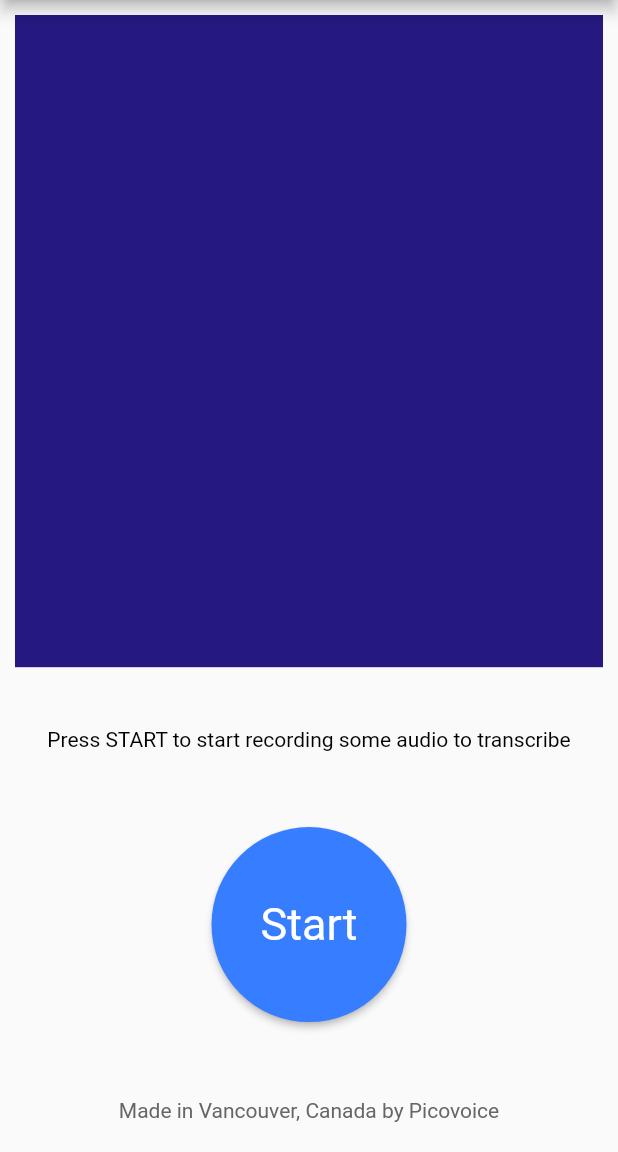
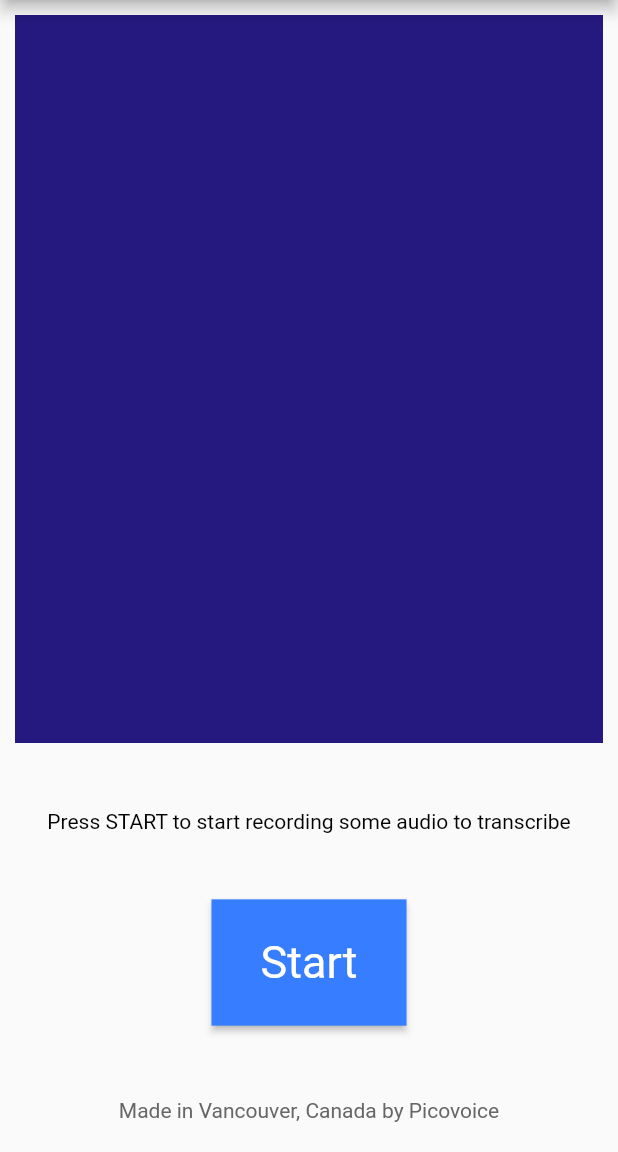
Before and after one commit to Picovoice/leopard, a Flutter app: the screen it shows after launch, on a phone screen of 412 x 824 dp, the part 84-1236 px from its top. Run offline on Flutter 3.47's test engine with Material 2 defaults, Android fonts, the phone set to English and light mode, and no system bars; missing offline and left inert: flutter_voice_processor.

Commit message:
Flutter demo UI tweaks

```diff
--- a/demo/flutter/lib/main.dart
+++ b/demo/flutter/lib/main.dart
@@ -29,6 +29,7 @@ class MyApp extends StatefulWidget {
 class _MyAppState extends State<MyApp> {
   final String accessKey = '{YOUR_ACCESS_KEY_HERE}'; // AccessKey obtained from Picovoice Console (https://picovoice.ai/console/)
   final int maxRecordingLengthSecs = 12;
+  final int maxRecordingLengthSecs = 120;
 
   final GlobalKey<ScaffoldState> _scaffoldKey = GlobalKey<ScaffoldState>();
 
@@ -181,15 +182,15 @@ class _MyAppState extends State<MyApp> {
   buildStartButton(BuildContext context) {
     final ButtonStyle buttonStyle = ElevatedButton.styleFrom(
         primary: picoBlue,
-        shape: CircleBorder(),
+        shape: BeveledRectangleBorder(),
         textStyle: TextStyle(color: Colors.white));
 
     return Expanded(
-      flex: 2,
+      flex: 1,
       child: Container(
           child: SizedBox(
               width: 130,
-              height: 130,
+              height: 65,
               child: ElevatedButton(
                 style: buttonStyle,
                 onPressed:
```
Also changed, not shown: 1 other file.
